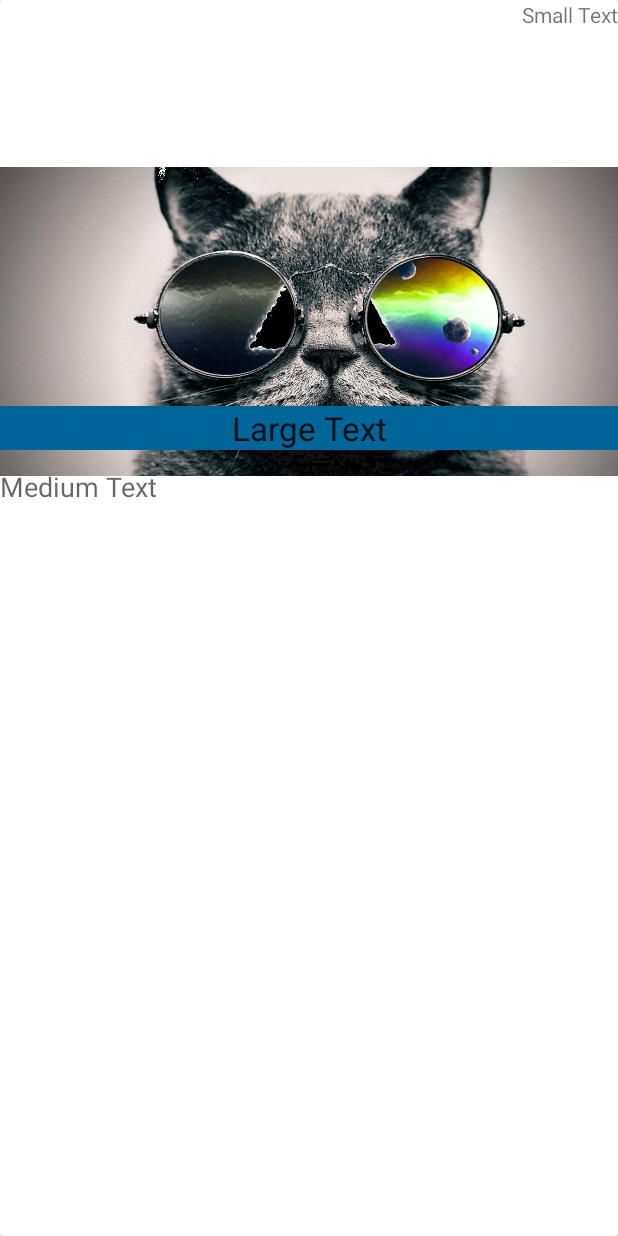
After one commit to dmaish/FlashNews, an Android app: the layout custom_row_news_item.xml on its own in the app's theme, with its tools: preview values and no code run, on a phone screen of 412 x 824 dp. The commit adds this screen. Run offline under Robolectric (Android 15) with nearby library versions, the phone set to English and light mode, and no system bars.

Commit message:
"recyclerViews instantiated in the xml and in classes adapter not yet added"

```diff
--- a/app/build.gradle
+++ b/app/build.gradle
@@ -24,4 +24,6 @@ dependencies {
     testCompile 'junit:junit:4.12'
     compile 'com.android.support:appcompat-v7:24.2.1'
     compile 'com.android.support:design:24.2.1'
+    compile 'com.android.support:cardview-v7:24.0.+'
+    compile 'com.android.support:recyclerview-v7:24.0.+'
 }
--- a/app/src/main/res/layout/content_scrolling.xml
+++ b/app/src/main/res/layout/content_scrolling.xml
@@ -8,5 +8,11 @@
     tools:context="com.example.danielmaina.flashnews.ScrollingActivity"
     tools:showIn="@layout/activity_scrolling">
 
+    <android.support.v7.widget.RecyclerView
+        android:layout_width="wrap_content"
+        android:layout_height="wrap_content"
+        android:id="@+id/recyclerView">
+
+    </android.support.v7.widget.RecyclerView>
 
 </android.support.v4.widget.NestedScrollView>
--- /dev/null
+++ b/app/src/main/res/layout/custom_row_news_item.xml
@@ -0,0 +1,61 @@
+<?xml version="1.0" encoding="utf-8"?>
+<android.support.v7.widget.CardView xmlns:card_view="http://schemas.android.com/apk/res-auto"
+    xmlns:android="http://schemas.android.com/apk/res/android"
+    android:layout_width="match_parent"
+    android:layout_height="match_parent">
+
+    <RelativeLayout
+        android:layout_width="match_parent"
+        android:layout_height="409dp">
+
+
+        <TextView
+            android:layout_width="wrap_content"
+            android:layout_height="wrap_content"
+            android:textAppearance="?android:attr/textAppearanceSmall"
+            android:text="Small Text"
+            android:id="@+id/textView"
+            android:layout_alignParentTop="true"
+            android:layout_alignParentEnd="true" />
+
+        <ImageView
+            android:layout_width="wrap_content"
+            android:layout_height="wrap_content"
+            android:id="@+id/imageView"
+            android:layout_alignEnd="@+id/textView"
+            android:layout_below="@+id/textView"
+            android:layout_alignParentStart="true" />
+
+        <ImageView
+            android:src="@drawable/someimage"
+            android:layout_width="match_parent"
+            android:layout_height="wrap_content"
+            android:id="@+id/thumb_img"
+            android:layout_alignTop="@+id/imageView"
+            android:layout_centerHorizontal="true" />
+
+        <TextView
+            android:background="#006699"
+            android:gravity="center"
+            android:textAlignment="center"
+            android:layout_width="match_parent"
+            android:layout_height="wrap_content"
+            android:textAppearance="?android:attr/textAppearanceLarge"
+            android:text="Large Text"
+            android:id="@+id/title_text"
+            android:layout_alignParentBottom="true"
+            android:layout_alignParentStart="true"
+            android:layout_marginBottom="109dp" />
+
+        <TextView
+            android:layout_width="match_parent"
+            android:layout_height="wrap_content"
+            android:textAppearance="?android:attr/textAppearanceMedium"
+            android:text="Medium Text"
+            android:id="@+id/description_text"
+            android:layout_alignTop="@+id/title_text"
+            android:layout_alignParentStart="true"
+            android:layout_marginTop="41dp" />
+    </RelativeLayout>
+
+</android.support.v7.widget.CardView>
```
Also changed, not shown: app/src/main/java/com/example/danielmaina/flashnews/MyAdapter.java (added, +7 -0 lines), app/src/main/java/com/example/danielmaina/flashnews/ReadRss.java (+18 -9 lines), app/src/main/java/com/example/danielmaina/flashnews/ScrollingActivity.java (+7 -1 lines), app/src/main/res/drawable/someimage.jpg (added).
